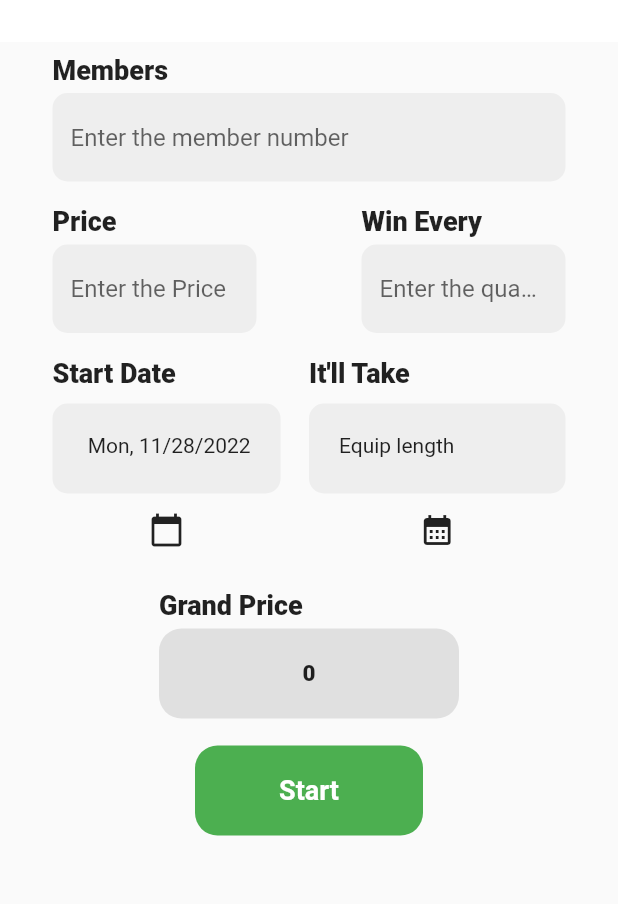
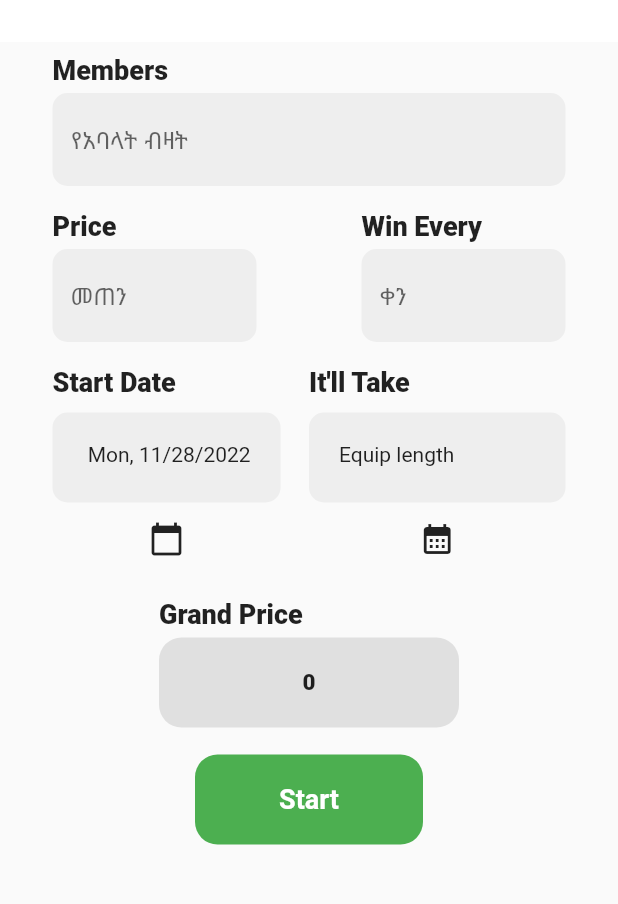
Before and after one commit to TrojanSystem/Equib, a Flutter app: the EquipDebterStarter screen opened directly, on a phone screen of 412 x 824 dp, the part 93-997 px from its top. Run offline on Flutter 3.47's test engine with Material 2 defaults, Android fonts, the phone set to English and light mode, and no system bars; our stand-ins replace animated_text_kit, flip_card, flutter_staggered_animations, lottie, sqflite, syncfusion_flutter_calendar; accounts and stored records are empty.

Commit message:
fix some bugs

```diff
--- a/lib/equip_input/equip_debter_starter.dart
+++ b/lib/equip_input/equip_debter_starter.dart
@@ -140,7 +140,7 @@ class _EquipDebterStarterState extends State<EquipDebterStarter> {
                         _members.text = value!;
                       },
                       decoration: InputDecoration(
-                        hintText: 'Enter the member number',
+                        hintText: 'የአባላት ብዛት',
                         filled: true,
                         fillColor: Colors.grey[200],
                         enabledBorder: OutlineInputBorder(
@@ -197,7 +197,7 @@ class _EquipDebterStarterState extends State<EquipDebterStarter> {
                               _equipPrice.text = value!;
                             },
                             decoration: InputDecoration(
-                              hintText: 'Enter the Price',
+                              hintText: 'መጠን',
                               filled: true,
                               fillColor: Colors.grey[200],
                               enabledBorder: OutlineInputBorder(
@@ -251,7 +251,7 @@ class _EquipDebterStarterState extends State<EquipDebterStarter> {
                               _winEvery.text = value!;
                             },
                             decoration: InputDecoration(
-                              hintText: 'Enter the quantity',
+                              hintText: 'ቀን',
                               filled: true,
                               fillColor: Colors.grey[200],
                               enabledBorder: OutlineInputBorder(
--- a/lib/main.dart
+++ b/lib/main.dart
@@ -1,8 +1,8 @@
 import 'package:equib/splash_screen.dart';
 import 'package:flutter/material.dart';
 import 'package:provider/provider.dart';
+import 'equib_data/equip_data.dart';
 
-import 'equib_data/equip_data.dart';
 
 void main() {
   return runApp(
```
